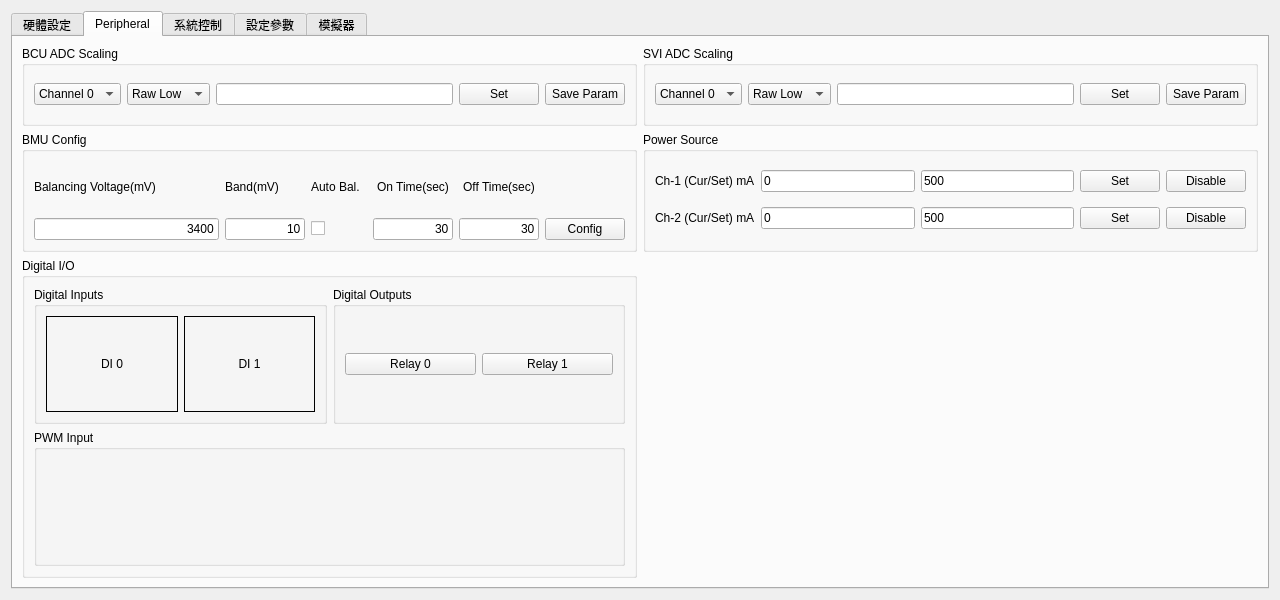
haoyi-jason/BMS_HY01_old, file frmhardwareconfig.ui: the form before one commit.
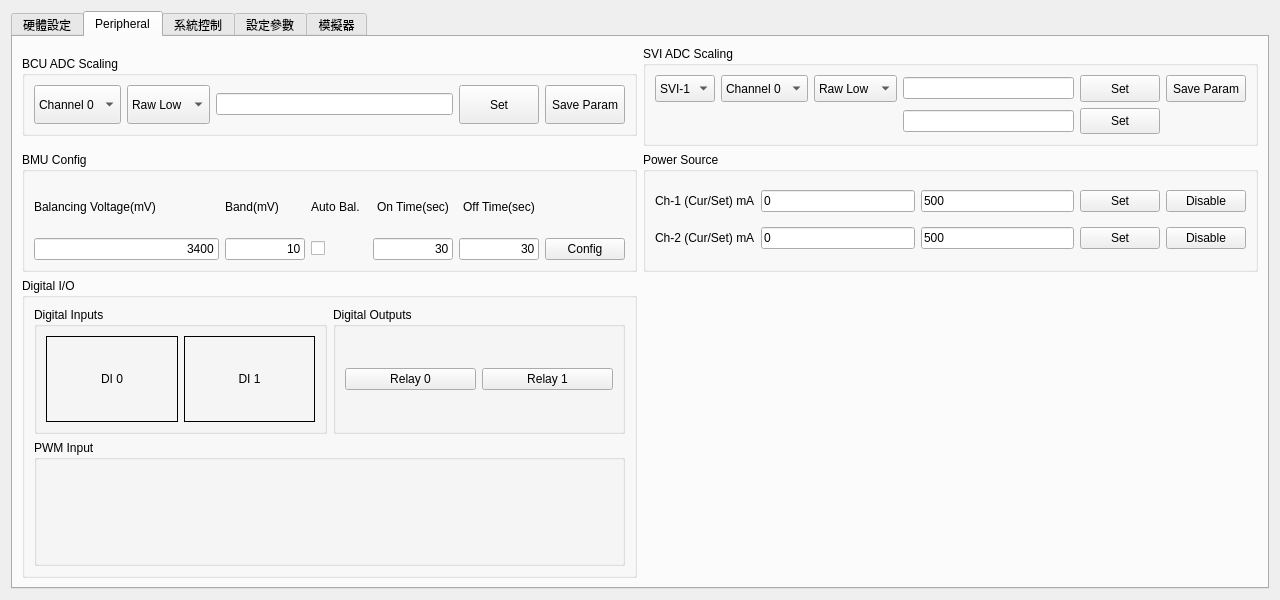
The form after the commit. The open tabs and pages were chosen to show the change. Custom widgets are drawn as their Qt base class.

What changed in the file:
```diff
--- a/frmhardwareconfig.ui
+++ b/frmhardwareconfig.ui
@@ -327,6 +327,12 @@
           </item>
           <item row="1" column="3">
            <widget class="QPushButton" name="pbADCConfig">
+            <property name="sizePolicy">
+             <sizepolicy hsizetype="Minimum" vsizetype="MinimumExpanding">
+              <horstretch>0</horstretch>
+              <verstretch>0</verstretch>
+             </sizepolicy>
+            </property>
             <property name="text">
              <string>Set</string>
             </property>
@@ -334,6 +340,12 @@
           </item>
           <item row="1" column="1">
            <widget class="QComboBox" name="cbADCOption">
+            <property name="sizePolicy">
+             <sizepolicy hsizetype="Preferred" vsizetype="MinimumExpanding">
+              <horstretch>0</horstretch>
+              <verstretch>0</verstretch>
+             </sizepolicy>
+            </property>
             <item>
              <property name="text">
               <string>Raw Low</string>
@@ -358,6 +370,12 @@
           </item>
           <item row="1" column="0">
            <widget class="QComboBox" name="cbADCChannel">
+            <property name="sizePolicy">
+             <sizepolicy hsizetype="Preferred" vsizetype="MinimumExpanding">
+              <horstretch>0</horstretch>
+              <verstretch>0</verstretch>
+             </sizepolicy>
+            </property>
             <item>
              <property name="text">
               <string>Channel 0</string>
@@ -402,6 +420,12 @@
           </item>
           <item row="1" column="4">
            <widget class="QPushButton" name="pbSaveParam">
+            <property name="sizePolicy">
+             <sizepolicy hsizetype="Minimum" vsizetype="MinimumExpanding">
+              <horstretch>0</horstretch>
+              <verstretch>0</verstretch>
+             </sizepolicy>
+            </property>
             <property name="text">
              <string>Save Param</string>
             </property>
@@ -415,69 +439,37 @@
          <property name="maximumSize">
           <size>
            <width>640</width>
-           <height>80</height>
+           <height>100</height>
           </size>
          </property>
          <property name="title">
           <string>SVI ADC Scaling</string>
          </property>
          <layout class="QGridLayout" name="gridLayout_5">
-          <item row="0" column="3">
+          <item row="0" column="4">
            <widget class="QPushButton" name="pbSVIConfig">
+            <property name="sizePolicy">
+             <sizepolicy hsizetype="Minimum" vsizetype="MinimumExpanding">
+              <horstretch>0</horstretch>
+              <verstretch>0</verstretch>
+             </sizepolicy>
+            </property>
             <property name="text">
              <string>Set</string>
             </property>
            </widget>
           </item>
-          <item row="0" column="0">
-           <widget class="QComboBox" name="cbSVIChannel">
-            <item>
-             <property name="text">
-              <string>Channel 0</string>
-             </property>
-            </item>
-            <item>
-             <property name="text">
-              <string>Channel 1</string>
-             </property>
-            </item>
-            <item>
-             <property name="text">
-              <string>Channel 2</string>
-             </property>
-            </item>
-            <item>
-             <property name="text">
-              <string>Channel 3</string>
-             </property>
-            </item>
-            <item>
-             <property name="text">
-              <string>Channel 4</string>
-             </property>
-            </item>
-            <item>
-             <property name="text">
-              <string>Channel 5</string>
-             </property>
-            </item>
-            <item>
-             <property name="text">
-              <string>Channel 6</string>
-             </property>
-            </item>
-            <item>
-             <property name="text">
-              <string>Channel 7</string>
-             </property>
-            </item>
-           </widget>
-          </item>
-          <item row="0" column="2">
+          <item row="0" column="3">
            <widget class="FocusEditor" name="leSVIValue"/>
           </item>
-          <item row="0" column="1">
+          <item row="0" column="2">
            <widget class="QComboBox" name="cbSVIOption">
+            <property name="sizePolicy">
+             <sizepolicy hsizetype="Preferred" vsizetype="MinimumExpanding">
+              <horstretch>0</horstretch>
+              <verstretch>0</verstretch>
+             </sizepolicy>
+            </property>
             <item>
              <property name="text">
               <string>Raw Low</string>
@@ -510,13 +502,130 @@
             </item>
            </widget>
           </item>
-          <item row="0" column="4">
+          <item row="0" column="0">
+           <widget class="QComboBox" name="cbSVI">
+            <property name="sizePolicy">
+             <sizepolicy hsizetype="Preferred" vsizetype="MinimumExpanding">
+              <horstretch>0</horstretch>
+              <verstretch>0</verstretch>
+             </sizepolicy>
+            </property>
+            <item>
+             <property name="text">
+              <string>SVI-1</string>
+             </property>
+            </item>
+            <item>
+             <property name="text">
+              <string>SVI-2</string>
+             </property>
+            </item>
+            <item>
+             <property name="text">
+              <string>SVI-3</string>
+             </property>
+            </item>
+            <item>
+             <property name="text">
+              <string>SVI-4</string>
+             </property>
+            </item>
+            <item>
+             <property name="text">
+              <string>SVI-5</string>
+             </property>
+            </item>
+            <item>
+             <property name="text">
+              <string>SVI-6</string>
+             </property>
+            </item>
+            <item>
+             <property name="text">
+              <string>SVI-7</string>
+             </property>
+            </item>
+           </widget>
+          </item>
+          <item row="0" column="1">
+           <widget class="QComboBox" name="cbSVIChannel">
+            <property name="sizePolicy">
+             <sizepolicy hsizetype="Preferred" vsizetype="MinimumExpanding">
+              <horstretch>0</horstretch>
+              <verstretch>0</verstretch>
+             </sizepolicy>
+            </property>
+            <item>
+             <property name="text">
+              <string>Channel 0</string>
+             </property>
+            </item>
+            <item>
+             <property name="text">
+              <string>Channel 1</string>
+             </property>
+            </item>
+            <item>
+             <property name="text">
+              <string>Channel 2</string>
+             </property>
+            </item>
+            <item>
+             <property name="text">
+              <string>Channel 3</string>
+             </property>
+            </item>
+            <item>
+             <property name="text">
+              <string>Channel 4</string>
+             </property>
+            </item>
+            <item>
+             <property name="text">
+              <string>Channel 5</string>
+             </property>
+            </item>
+            <item>
+             <property name="text">
+              <string>Channel 6</string>
+             </property>
+            </item>
+            <item>
+             <property name="text">
+              <string>Channel 7</string>
+             </property>
+            </item>
+           </widget>
+          </item>
+          <item row="0" column="5">
            <widget class="QPushButton" name="pbSaveSVI">
+            <property name="sizePolicy">
+             <sizepolicy hsizetype="Minimum" vsizetype="MinimumExpanding">
+              <horstretch>0</horstretch>
+              <verstretch>0</verstretch>
+             </sizepolicy>
+            </property>
             <property name="text">
              <string>Save Param</string>
             </property>
            </widget>
           </item>
+          <item row="1" column="3">
+           <widget class="FocusEditor" name="leSOC"/>
+          </item>
+          <item row="1" column="4">
+           <widget class="QPushButton" name="pbSetSOC">
+            <property name="sizePolicy">
+             <sizepolicy hsizetype="Minimum" vsizetype="MinimumExpanding">
+              <horstretch>0</horstretch>
+              <verstretch>0</verstretch>
+             </sizepolicy>
+            </property>
+            <property name="text">
+             <string>Set</string>
+            </property>
+           </widget>
+          </item>
          </layout>
         </widget>
        </item>
```
Left out of the diff: 2 changed lines with no effect on the pictures.
